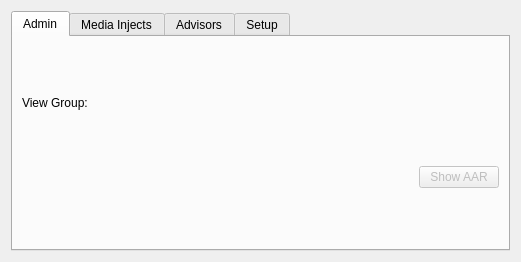
First picture: the form in ui/EditScenarioForm.ui, repository dmzdev/stance, before the edit.
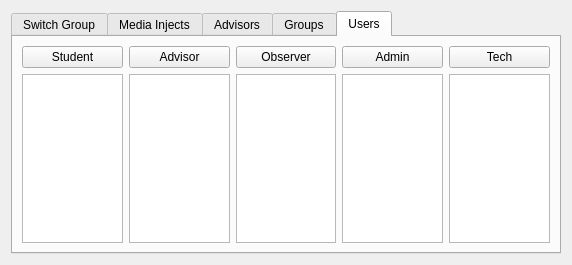
Second picture: the form after the edit.

What changed in the file:
```diff
--- a/ui/EditScenarioForm.ui
+++ b/ui/EditScenarioForm.ui
@@ -6,8 +6,8 @@
    <rect>
     <x>0</x>
     <y>0</y>
-    <width>521</width>
-    <height>262</height>
+    <width>572</width>
+    <height>265</height>
    </rect>
   </property>
   <property name="windowTitle">
@@ -17,11 +17,11 @@
    <item>
     <widget class="QTabWidget" name="tabWidget">
      <property name="currentIndex">
-      <number>0</number>
+      <number>4</number>
      </property>
-     <widget class="QWidget" name="tab_13">
+     <widget class="QWidget" name="SwitchGroupTab">
       <attribute name="title">
-       <string>Admin</string>
+       <string>Switch Group</string>
       </attribute>
       <layout class="QVBoxLayout" name="verticalLayout_10">
        <item>
@@ -76,7 +76,7 @@
        </item>
       </layout>
      </widget>
-     <widget class="QWidget" name="tab">
+     <widget class="QWidget" name="MediaTab">
       <attribute name="title">
        <string>Media Injects</string>
       </attribute>
@@ -155,7 +155,7 @@
        </item>
       </layout>
      </widget>
-     <widget class="QWidget" name="tab_17">
+     <widget class="QWidget" name="ModifyAdvisorTab">
       <attribute name="title">
        <string>Advisors</string>
       </attribute>
@@ -168,22 +168,17 @@
        </item>
       </layout>
      </widget>
-     <widget class="QWidget" name="tab_14">
+     <widget class="QWidget" name="GroupTab">
       <attribute name="title">
-       <string>Setup</string>
+       <string>Groups</string>
       </attribute>
       <layout class="QVBoxLayout" name="verticalLayout_40">
        <item>
         <layout class="QHBoxLayout" name="horizontalLayout_31">
          <item>
-          <layout class="QVBoxLayout" name="verticalLayout_43">
+          <layout class="QVBoxLayout" name="verticalLayout_3">
            <item>
-            <widget class="QPushButton" name="createPlayerButton">
-             <property name="text">
-              <string>Create Player</string>
-             </property>
-            </widget>
-           </item>
+            <layout class="QHBoxLayout" name="horizontalLayout_5">
            <item>
             <widget class="QPushButton" name="addGroupButton">
              <property name="text">
@@ -191,10 +186,6 @@
              </property>
             </widget>
            </item>
-          </layout>
-         </item>
-         <item>
-          <layout class="QVBoxLayout" name="verticalLayout_3">
            <item>
             <widget class="QPushButton" name="allGroupButton">
              <property name="text">
@@ -202,6 +193,8 @@
              </property>
             </widget>
            </item>
+            </layout>
+           </item>
            <item>
             <widget class="QComboBox" name="groupComboBox"/>
            </item>
@@ -212,12 +205,26 @@
        <item>
         <layout class="QHBoxLayout" name="horizontalLayout_30">
          <item>
+          <layout class="QVBoxLayout" name="verticalLayout_18">
+           <property name="spacing">
+            <number>0</number>
+           </property>
+           <item>
+            <widget class="QLabel" name="label_5">
+             <property name="text">
+              <string>Ungrouped Students:</string>
+             </property>
+            </widget>
+           </item>
+           <item>
           <widget class="QListWidget" name="ungroupedStudentList">
            <property name="alternatingRowColors">
             <bool>true</bool>
            </property>
           </widget>
          </item>
+          </layout>
+         </item>
          <item>
           <layout class="QVBoxLayout" name="verticalLayout_42">
            <item>
@@ -243,6 +250,18 @@
           </layout>
          </item>
          <item>
+          <layout class="QVBoxLayout" name="verticalLayout_19">
+           <property name="spacing">
+            <number>0</number>
+           </property>
+           <item>
+            <widget class="QLabel" name="label_6">
+             <property name="text">
+              <string>Current Group:</string>
+             </property>
+            </widget>
+           </item>
+           <item>
           <widget class="QListWidget" name="groupStudentList">
            <property name="alternatingRowColors">
             <bool>true</bool>
@@ -251,6 +270,8 @@
          </item>
         </layout>
        </item>
+        </layout>
+       </item>
        <item>
         <widget class="Line" name="line_3">
          <property name="orientation">
@@ -260,6 +281,87 @@
        </item>
       </layout>
      </widget>
+     <widget class="QWidget" name="UserTab">
+      <attribute name="title">
+       <string>Users</string>
+      </attribute>
+      <layout class="QVBoxLayout" name="verticalLayout_25">
+       <item>
+        <layout class="QHBoxLayout" name="horizontalLayout_6">
+         <item>
+          <layout class="QVBoxLayout" name="verticalLayout_20">
+           <item>
+            <widget class="QPushButton" name="createPlayerButton">
+             <property name="text">
+              <string>Student</string>
+             </property>
+            </widget>
+           </item>
+           <item>
+            <widget class="QListWidget" name="studentList"/>
+           </item>
+          </layout>
+         </item>
+         <item>
+          <layout class="QVBoxLayout" name="verticalLayout_21">
+           <item>
+            <widget class="QPushButton" name="createAdvisorButton">
+             <property name="text">
+              <string>Advisor</string>
+             </property>
+            </widget>
+           </item>
+           <item>
+            <widget class="QListWidget" name="advisorList"/>
+           </item>
+          </layout>
+         </item>
+         <item>
+          <layout class="QVBoxLayout" name="verticalLayout_24">
+           <item>
+            <widget class="QPushButton" name="createObserverButton">
+             <property name="text">
+              <string>Observer</string>
+             </property>
+            </widget>
+           </item>
+           <item>
+            <widget class="QListWidget" name="observerList"/>
+           </item>
+          </layout>
+         </item>
+         <item>
+          <layout class="QVBoxLayout" name="verticalLayout_23">
+           <item>
+            <widget class="QPushButton" name="createAdmin">
+             <property name="text">
+              <string>Admin</string>
+             </property>
+            </widget>
+           </item>
+           <item>
+            <widget class="QListWidget" name="adminList"/>
+           </item>
+          </layout>
+         </item>
+         <item>
+          <layout class="QVBoxLayout" name="verticalLayout_22">
+           <item>
+            <widget class="QPushButton" name="createTechButton">
+             <property name="text">
+              <string>Tech</string>
+             </property>
+            </widget>
+           </item>
+           <item>
+            <widget class="QListWidget" name="techList"/>
+           </item>
+          </layout>
+         </item>
+        </layout>
+       </item>
+      </layout>
+     </widget>
     </widget>
    </item>
   </layout>
```
Lines whose indentation alone changed are shown as unchanged.
